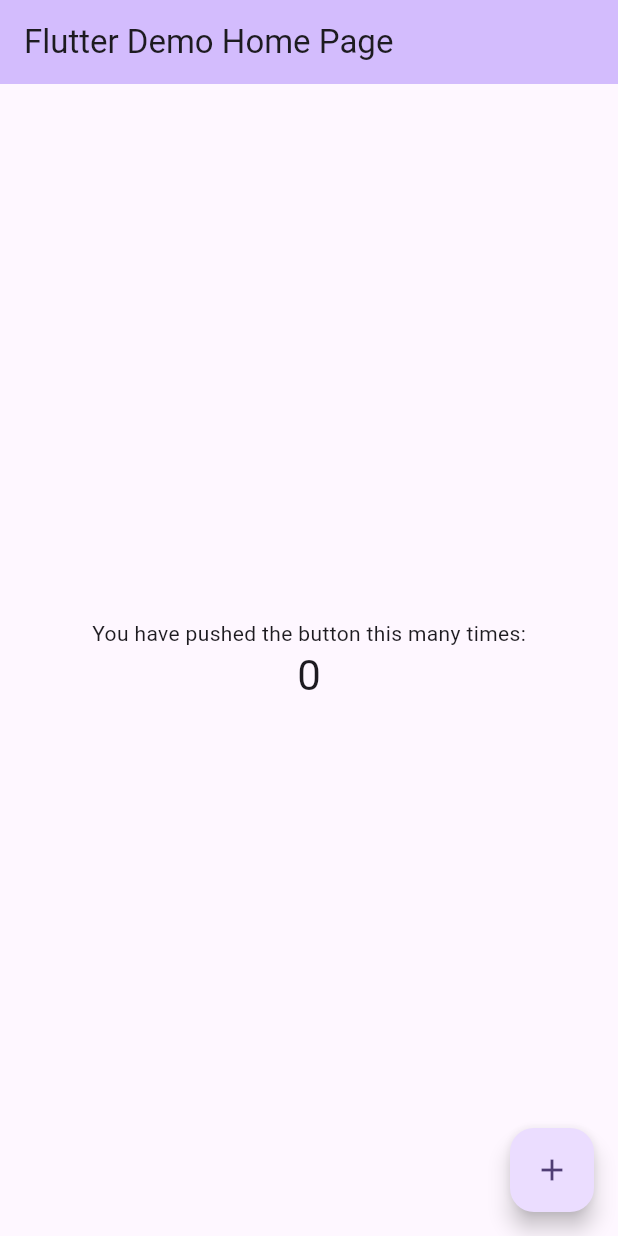
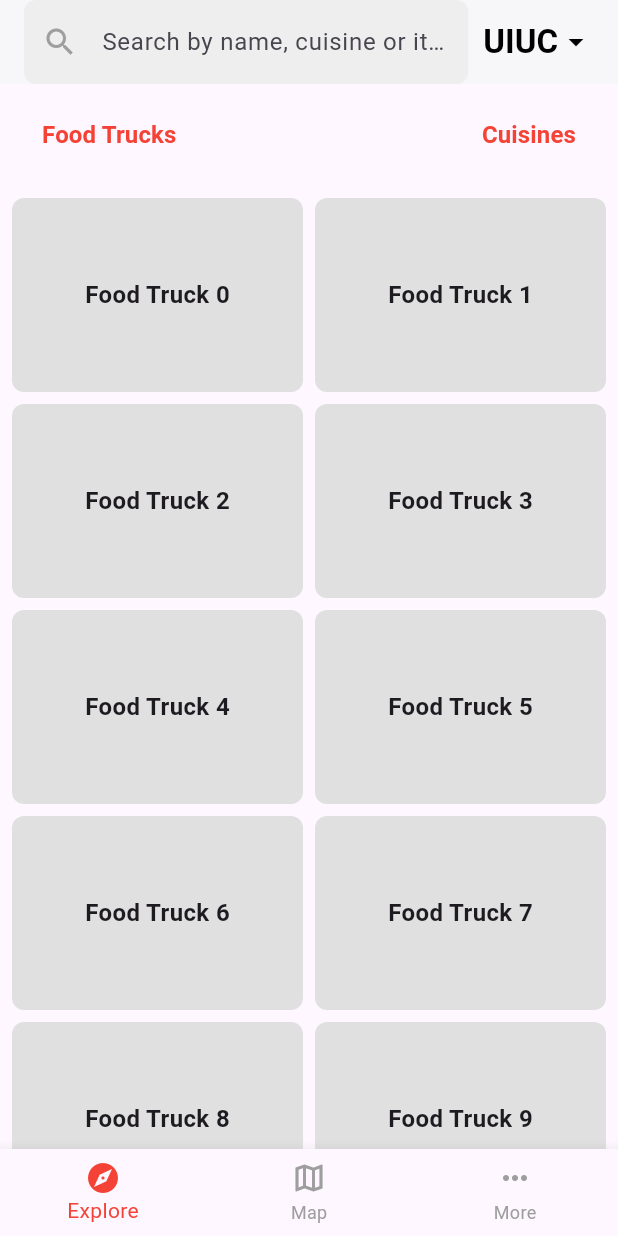
Before and after one commit to SiGMobileUIUC/cu_foodtruck_finder, a Flutter app: the screen it shows after launch, on a phone screen of 412 x 824 dp. Run offline on Flutter 3.47's test engine with Material 3 defaults, Android fonts, the phone set to English and light mode, and no system bars.

Commit message:
main.dart and pages.dart updated

```diff
--- a/lib/main.dart
+++ b/lib/main.dart
@@ -1,4 +1,6 @@
+// main.dart
 import 'package:flutter/material.dart';
+import 'src/app/pages/pages.dart'; // Import pages.dart for additional pages
 
 void main() {
   runApp(const MyApp());
@@ -7,8 +9,167 @@ void main() {
 class MyApp extends StatelessWidget {
   const MyApp({super.key});
 
+  @override
+  Widget build(BuildContext context) {
+    return MaterialApp(
+      title: 'Flutter Demo',
+      theme: ThemeData(
+        colorScheme: ColorScheme.fromSeed(seedColor: Colors.deepPurple),
+        useMaterial3: true,
+      ),
+      home: const FoodTruckHomePage(),
+    );
+  }
+}
+
+class FoodTruckHomePage extends StatefulWidget {
+  const FoodTruckHomePage({super.key});
+
+  @override
+  _FoodTruckHomePageState createState() => _FoodTruckHomePageState();
+}
+
+class _FoodTruckHomePageState extends State<FoodTruckHomePage> {
+  int _selectedIndex = 0;
+
+  void _onItemTapped(int index) {
+    setState(() {
+      _selectedIndex = index;
+    });
+    switch (index) {
+      case 1:
+        Navigator.push(
+          context,
+          MaterialPageRoute(builder: (context) => const MapPage()),
+        );
+        break;
+      case 2:
+        Navigator.push(
+          context,
+          MaterialPageRoute(builder: (context) => const MorePage()),
+        );
+        break;
+      default:
+        break;
+    }
+  }
+
+  @override
+  Widget build(BuildContext context) {
+    return Scaffold(
+      appBar: AppBar(
+        backgroundColor: Colors.white,
+        elevation: 1,
+        title: Row(
+          children: [
+            Expanded(
+              child: TextField(
+                decoration: InputDecoration(
+                  hintText: 'Search by name, cuisine or items',
+                  prefixIcon: const Icon(Icons.search, color: Colors.grey),
+                  border: OutlineInputBorder(
+                    borderRadius: BorderRadius.circular(8),
+                    borderSide: BorderSide.none,
+                  ),
+                  filled: true,
+                  fillColor: Colors.grey[200],
+                ),
+              ),
+            ),
+            const SizedBox(width: 10),
+            const Text(
+              'UIUC',
+              style: TextStyle(color: Colors.black, fontWeight: FontWeight.bold),
+            ),
+            const Icon(Icons.arrow_drop_down, color: Colors.black),
+          ],
+        ),
+      ),
+      body: Column(
+        children: [
+          Padding(
+            padding: const EdgeInsets.symmetric(horizontal: 16.0, vertical: 10.0),
+            child: Row(
+              mainAxisAlignment: MainAxisAlignment.spaceBetween,
+              children: [
+                TextButton(
+                  onPressed: () {},
+                  child: const Text(
+                    'Food Trucks',
+                    style: TextStyle(
+                      color: Colors.red,
+                      fontSize: 16,
+                      fontWeight: FontWeight.bold,
+                    ),
+                  ),
+                ),
+                TextButton(
+                  onPressed: () {
+                    Navigator.push(
+                      context,
+                      MaterialPageRoute(builder: (context) => const CuisinesPage()),
+                    );
+                  },
+                  child: const Text(
+                    'Cuisines',
+                    style: TextStyle(
+                      color: Colors.red,
+                      fontSize: 16,
+                      fontWeight: FontWeight.bold,
+                    ),
+                  ),
+                ),
+              ],
+            ),
+          ),
+          Expanded(
+            child: GridView.builder(
+              padding: const EdgeInsets.all(8.0),
+              gridDelegate: const SliverGridDelegateWithFixedCrossAxisCount(
+                crossAxisCount: 2,
+                crossAxisSpacing: 8,
+                mainAxisSpacing: 8,
+                childAspectRatio: 3 / 2,
+              ),
+              itemCount: 10,
+              itemBuilder: (context, index) {
+                return Container(
+                  decoration: BoxDecoration(
+                    color: Colors.grey[300],
+                    borderRadius: BorderRadius.circular(8),
+                  ),
+                  child: Center(
+                    child: Text(
+                      'Food Truck $index',
+                      style: const TextStyle(
+                        fontWeight: FontWeight.bold,
+                        fontSize: 16,
+                      ),
+                    ),
+                  ),
+                );
+              },
+            ),
+          ),
+        ],
+      ),
+      bottomNavigationBar: BottomNavigationBar(
+        selectedItemColor: Colors.red,
+        unselectedItemColor: Colors.grey,
+        currentIndex: _selectedIndex,
+        onTap: _onItemTapped,
+        items: const [
+          BottomNavigationBarItem(icon: Icon(Icons.explore), label: 'Explore'),
+          BottomNavigationBarItem(icon: Icon(Icons.map_outlined), label: 'Map'),
+          BottomNavigationBarItem(icon: Icon(Icons.more_horiz), label: 'More'),
+        ],
+      ),
+    );
+  }
+}
+
   // This widget is the root of your application.
-  @override
+ /* @override
   Widget build(BuildContext context) {
     return MaterialApp(
       title: 'Flutter Demo',
@@ -122,4 +283,4 @@ class _MyHomePageState extends State<MyHomePage> {
       ), // This trailing comma makes auto-formatting nicer for build methods.
     );
   }
-}
+}*/
```
Also changed, not shown: lib/src/app/pages/pages.dart (+83 -24 lines), pubspec.lock, 8 other files.
